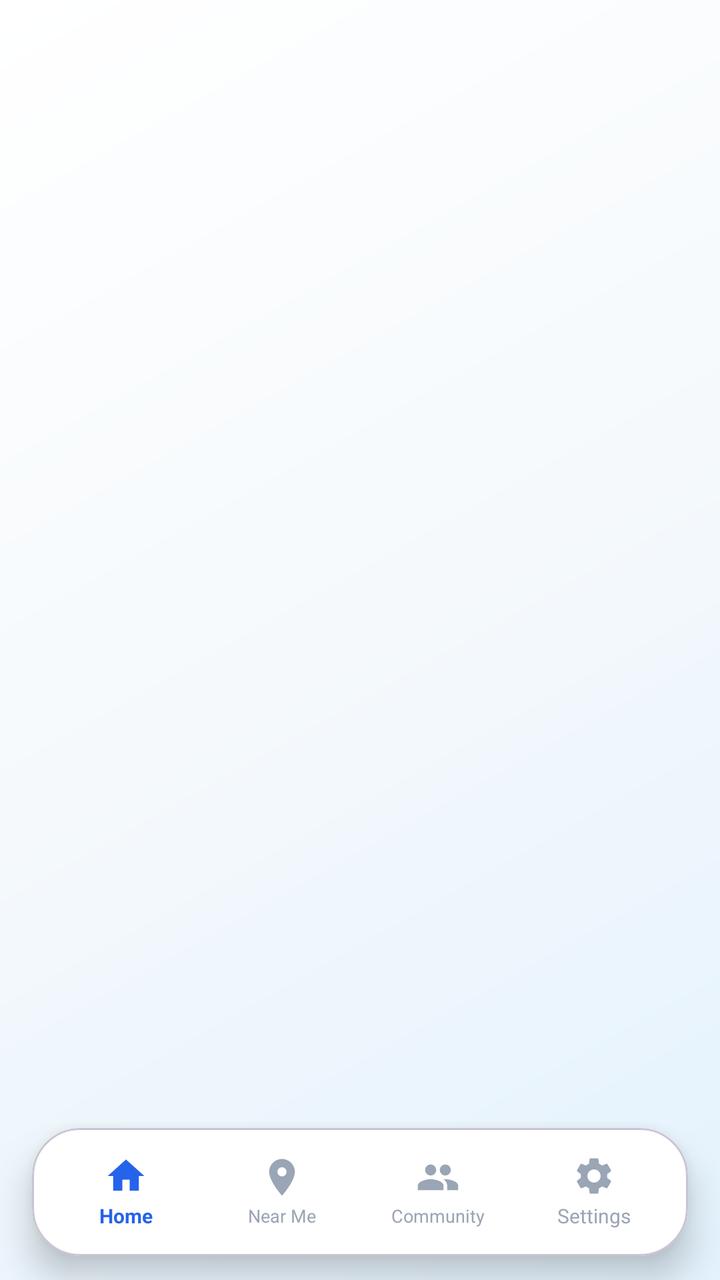
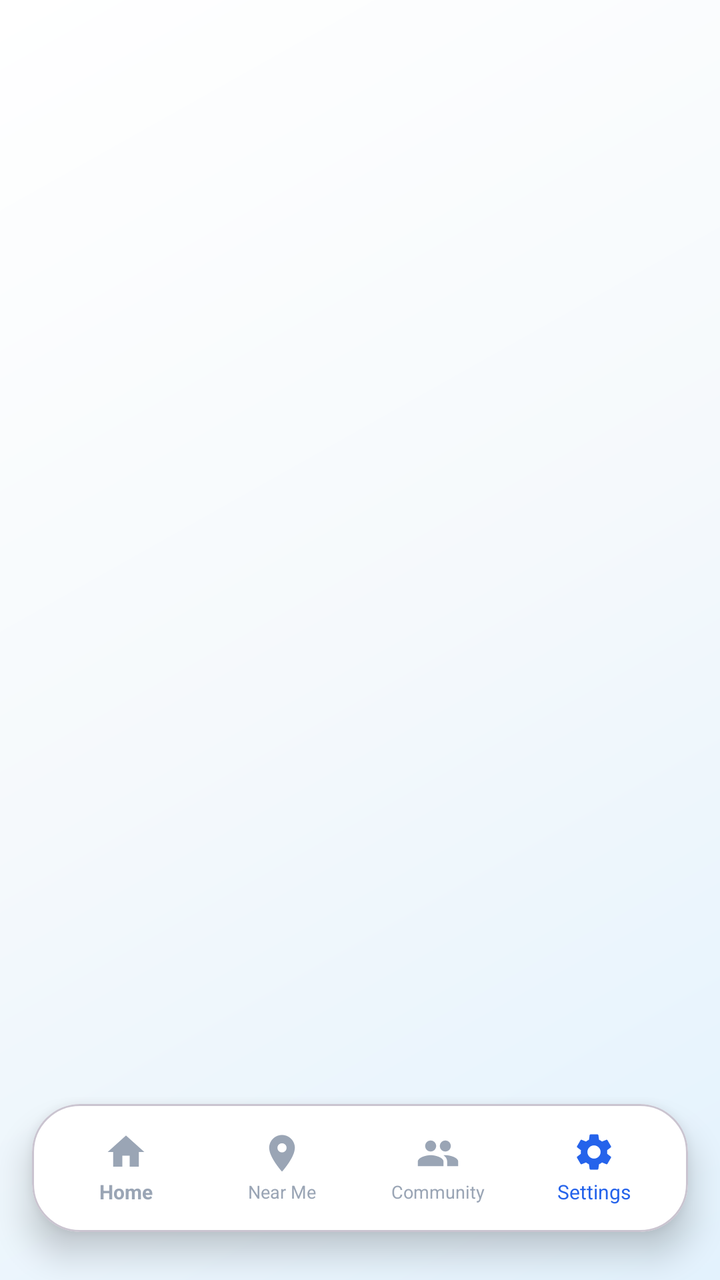

Two renders of the same Android screen: before a commit and after it. Below are the layout's source before the change and the commit's diff.
<!-- AndroidManifest.xml: application theme Theme.WorkWiseSA -->
<!-- res/layout/bottomnav.xml -->
<?xml version="1.0" encoding="utf-8"?>
<androidx.constraintlayout.widget.ConstraintLayout
    xmlns:android="http://schemas.android.com/apk/res/android"
    xmlns:app="http://schemas.android.com/apk/res-auto"
    xmlns:tools="http://schemas.android.com/tools"
    android:layout_width="match_parent"
    android:layout_height="match_parent"
    android:background="@drawable/backgroundgradient">

    
    <FrameLayout
        android:id="@+id/contentFrame"
        android:layout_width="0dp"
        android:layout_height="0dp"
        app:layout_constraintTop_toTopOf="parent"
        app:layout_constraintBottom_toTopOf="@id/bottomNavCard"
        app:layout_constraintStart_toStartOf="parent"
        app:layout_constraintEnd_toEndOf="parent" />

    
    <com.google.android.material.card.MaterialCardView
        android:id="@+id/bottomNavCard"
        android:layout_width="0dp"
        android:layout_height="64dp"
        android:layout_marginStart="16dp"
        android:layout_marginEnd="16dp"
        android:layout_marginBottom="12dp"
        android:backgroundTint="#FFFFFF"
        app:cardCornerRadius="24dp"
        app:cardElevation="10dp"
        app:layout_constraintBottom_toBottomOf="parent"
        app:layout_constraintStart_toStartOf="parent"
        app:layout_constraintEnd_toEndOf="parent">

        <LinearLayout
            android:layout_width="match_parent"
            android:layout_height="match_parent"
            android:orientation="horizontal"
            android:gravity="center"
            android:paddingHorizontal="8dp">

            
            <LinearLayout
                android:id="@+id/navHome"
                android:layout_width="0dp"
                android:layout_height="match_parent"
                android:layout_weight="1"
                android:orientation="vertical"
                android:gravity="center"
                android:paddingVertical="6dp"
                android:clickable="true"
                android:focusable="true"
                android:background="?attr/selectableItemBackgroundBorderless">

                <ImageView
                    android:id="@+id/homeIcon"
                    android:layout_width="22dp"
                    android:layout_height="22dp"
                    android:src="@drawable/baselinehome24"
                    app:tint="@color/colorPrimary"
                    tools:ignore="ContentDescription" />

                <TextView
                    android:id="@+id/homeText"
                    android:layout_width="wrap_content"
                    android:layout_height="wrap_content"
                    android:layout_marginTop="2dp"
                    android:text="Home"
                    android:textColor="@color/colorPrimary"
                    android:textSize="10sp"
                    android:textStyle="bold" />
            </LinearLayout>

            
            <LinearLayout
                android:id="@+id/navNearMe"
                android:layout_width="0dp"
                android:layout_height="match_parent"
                android:layout_weight="1"
                android:orientation="vertical"
                android:gravity="center"
                android:paddingVertical="6dp"
                android:clickable="true"
                android:focusable="true"
                android:background="?attr/selectableItemBackgroundBorderless">

                <ImageView
                    android:id="@+id/nearMeIcon"
                    android:layout_width="22dp"
                    android:layout_height="22dp"
                    android:src="@drawable/outlinelocation24"
                    app:tint="#9AA5B5"
                    tools:ignore="ContentDescription" />

                <TextView
                    android:id="@+id/nearMeText"
                    android:layout_width="wrap_content"
                    android:layout_height="wrap_content"
                    android:layout_marginTop="2dp"
                    android:text="Near Me"
                    android:textColor="#9AA5B5"
                    android:textSize="9sp" />
            </LinearLayout>

            
            <LinearLayout
                android:id="@+id/navCommunity"
                android:layout_width="0dp"
                android:layout_height="match_parent"
                android:layout_weight="1"
                android:orientation="vertical"
                android:gravity="center"
                android:paddingVertical="6dp"
                android:clickable="true"
                android:focusable="true"
                android:background="?attr/selectableItemBackgroundBorderless">

                <ImageView
                    android:id="@+id/communityIcon"
                    android:layout_width="22dp"
                    android:layout_height="22dp"
                    android:src="@drawable/outlinepeople24"
                    app:tint="#9AA5B5"
                    tools:ignore="ContentDescription" />

                <TextView
                    android:id="@+id/communityText"
                    android:layout_width="wrap_content"
                    android:layout_height="wrap_content"
                    android:layout_marginTop="2dp"
                    android:text="Community"
                    android:textColor="#9AA5B5"
                    android:textSize="9sp" />
            </LinearLayout>

            
            <LinearLayout
                android:id="@+id/navSettings"
                android:layout_width="0dp"
                android:layout_height="match_parent"
                android:layout_weight="1"
                android:orientation="vertical"
                android:gravity="center"
                android:paddingVertical="6dp"
                android:clickable="true"
                android:focusable="true"
                android:background="?attr/selectableItemBackgroundBorderless">

                <ImageView
                    android:id="@+id/settingsIcon"
                    android:layout_width="22dp"
                    android:layout_height="22dp"
                    android:src="@drawable/outlinesettings24"
                    app:tint="#9AA5B5"
                    tools:ignore="ContentDescription" />

                <TextView
                    android:id="@+id/settingsText"
                    android:layout_width="wrap_content"
                    android:layout_height="wrap_content"
                    android:layout_marginTop="2dp"
                    android:text="Settings"
                    android:textColor="#9AA5B5"
                    android:textSize="10sp" />
            </LinearLayout>
        </LinearLayout>
    </com.google.android.material.card.MaterialCardView>

</androidx.constraintlayout.widget.ConstraintLayout>
<!-- resources referenced by this layout -->
<resources>
  <color name="colorPrimary">#2563EB</color>
  <!-- drawable backgroundgradient (drawable) -->
  <?xml version="1.0" encoding="utf-8"?>
  <shape xmlns:android="http://schemas.android.com/apk/res/android">
      <gradient
          android:angle="135"
          android:startColor="#E3F2FD"
          android:centerColor="#F5F9FC"
          android:endColor="#FFFFFF"
          android:type="linear" />
  </shape>
  <!-- drawable baselinehome24 (drawable) -->
  <vector xmlns:android="http://schemas.android.com/apk/res/android"
      android:width="24dp"
      android:height="24dp"
      android:viewportWidth="24"
      android:viewportHeight="24">
      <path
          android:fillColor="#FF000000"
          android:pathData="M10,20v-6h4v6h5v-8h3L12,3 2,12h3v8z"/>
  </vector>
  <!-- drawable outlinelocation24 (drawable) -->
  <vector xmlns:android="http://schemas.android.com/apk/res/android"
      android:width="24dp"
      android:height="24dp"
      android:viewportWidth="24"
      android:viewportHeight="24">
      <path
          android:fillColor="#FF000000"
          android:pathData="M12,2C8.13,2 5,5.13 5,9c0,5.25 7,13 7,13s7,-7.75 7,-13C19,5.13 15.87,2 12,2zM12,11.5c-1.38,0 -2.5,-1.12 -2.5,-2.5s1.12,-2.5 2.5,-2.5s2.5,1.12 2.5,2.5S13.38,11.5 12,11.5z"/>
  </vector>
  <!-- drawable outlinepeople24 (drawable) -->
  <vector xmlns:android="http://schemas.android.com/apk/res/android"
      android:width="24dp"
      android:height="24dp"
      android:viewportWidth="24"
      android:viewportHeight="24">
      <path
          android:fillColor="#FF000000"
          android:pathData="M16,11c1.66,0 2.99,-1.34 2.99,-3S17.66,5 16,5s-3,1.34 -3,3S14.34,11 16,11zM8,11c1.66,0 2.99,-1.34 2.99,-3S9.66,5 8,5S5,6.34 5,8S6.34,11 8,11zM8,13c-2.33,0 -7,1.17 -7,3.5V19h14v-2.5C15,14.17 10.33,13 8,13zM16,13c-0.29,0 -0.62,0.02 -0.97,0.05C16.19,13.89 17,15.02 17,16.5V19h6v-2.5C23,14.17 18.33,13 16,13z"/>
  </vector>
  <style name="Theme.WorkWiseSA" parent="Theme.Material3.Light.NoActionBar">
          <item name="colorPrimary">@color/colorPrimary</item>
          <item name="colorOnPrimary">@color/colorOnPrimary</item>
          <item name="colorSecondary">@color/colorSecondary</item>
          <item name="android:statusBarColor">@color/colorPrimary</item>
          <item name="android:navigationBarColor">@color/colorPrimary</item>
  
          
          <item name="textInputStyle">@style/Widget.WorkWise.TextInputLayout</item>
      </style>
  <color name="colorOnPrimary">#FFFFFF</color>
  <color name="colorSecondary">#0EA5E9</color>
  <style name="Widget.WorkWise.TextInputLayout" parent="Widget.Material3.TextInputLayout.OutlinedBox">
          <item name="boxBackgroundColor">@color/colorSurface</item>
          <item name="boxCornerRadiusTopStart">14dp</item>
          <item name="boxCornerRadiusTopEnd">14dp</item>
          <item name="boxCornerRadiusBottomStart">14dp</item>
          <item name="boxCornerRadiusBottomEnd">14dp</item>
      </style>
  <color name="colorSurface">#FFFFFF</color>
  <!-- unchanged entries left out for length: 1 -->
</resources>

<!-- the commit's change to res/layout/bottomnav.xml (unified diff, before → after) -->
@@ -7,7 +7,6 @@
     android:layout_height="match_parent"
     android:background="@drawable/backgroundgradient">
 
-    
     <FrameLayout
         android:id="@+id/contentFrame"
         android:layout_width="0dp"
@@ -17,15 +16,13 @@
         app:layout_constraintStart_toStartOf="parent"
         app:layout_constraintEnd_toEndOf="parent" />
 
-    
     <com.google.android.material.card.MaterialCardView
         android:id="@+id/bottomNavCard"
         android:layout_width="0dp"
         android:layout_height="64dp"
         android:layout_marginStart="16dp"
         android:layout_marginEnd="16dp"
-        android:layout_marginBottom="12dp"
-        android:backgroundTint="#FFFFFF"
+        android:layout_marginBottom="24dp" android:backgroundTint="#FFFFFF"
         app:cardCornerRadius="24dp"
         app:cardElevation="10dp"
         app:layout_constraintBottom_toBottomOf="parent"
@@ -39,7 +36,6 @@
             android:gravity="center"
             android:paddingHorizontal="8dp">
 
-            
             <LinearLayout
                 android:id="@+id/navHome"
                 android:layout_width="0dp"
@@ -57,8 +53,7 @@
                     android:layout_width="22dp"
                     android:layout_height="22dp"
                     android:src="@drawable/baselinehome24"
-                    app:tint="@color/colorPrimary"
-                    tools:ignore="ContentDescription" />
+                    app:tint="#9AA5B5" tools:ignore="ContentDescription" />
 
                 <TextView
                     android:id="@+id/homeText"
@@ -66,12 +61,10 @@
                     android:layout_height="wrap_content"
                     android:layout_marginTop="2dp"
                     android:text="Home"
-                    android:textColor="@color/colorPrimary"
-                    android:textSize="10sp"
+                    android:textColor="#9AA5B5" android:textSize="10sp"
                     android:textStyle="bold" />
             </LinearLayout>
 
-            
             <LinearLayout
                 android:id="@+id/navNearMe"
                 android:layout_width="0dp"
@@ -102,7 +95,6 @@
                     android:textSize="9sp" />
             </LinearLayout>
 
-            
             <LinearLayout
                 android:id="@+id/navCommunity"
                 android:layout_width="0dp"
@@ -133,7 +125,6 @@
                     android:textSize="9sp" />
             </LinearLayout>
 
-            
             <LinearLayout
                 android:id="@+id/navSettings"
                 android:layout_width="0dp"
@@ -151,8 +142,7 @@
                     android:layout_width="22dp"
                     android:layout_height="22dp"
                     android:src="@drawable/outlinesettings24"
-                    app:tint="#9AA5B5"
-                    tools:ignore="ContentDescription" />
+                    app:tint="@color/colorPrimary" tools:ignore="ContentDescription" />
 
                 <TextView
                     android:id="@+id/settingsText"
@@ -160,8 +150,7 @@
                     android:layout_height="wrap_content"
                     android:layout_marginTop="2dp"
                     android:text="Settings"
-                    android:textColor="#9AA5B5"
-                    android:textSize="10sp" />
+                    android:textColor="@color/colorPrimary" android:textSize="10sp" />
             </LinearLayout>
         </LinearLayout>
     </com.google.android.material.card.MaterialCardView>
